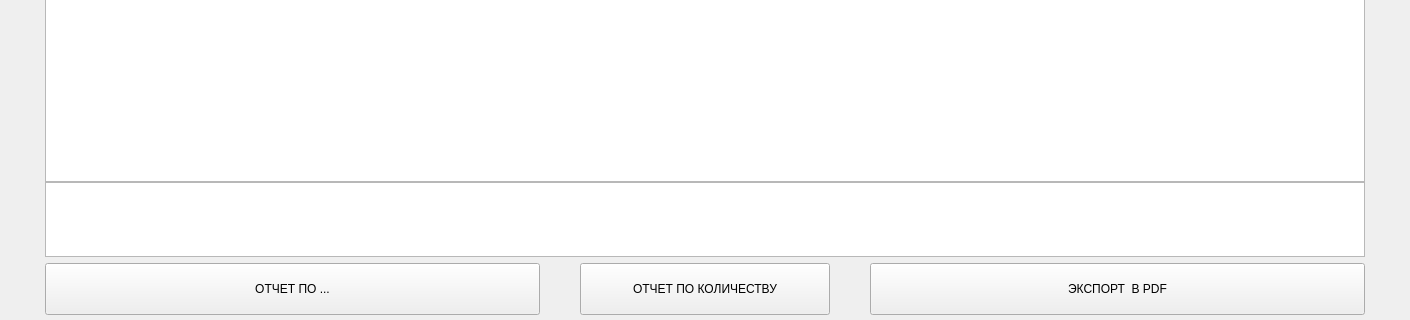
Old version of the form EcoTaxiQt/pages/generalreport.ui in the repository zhanyysh/ecotaxi; both pictures show x 0 to 1410 and y 400 to 720 of the 1410 by 720 pixel window.
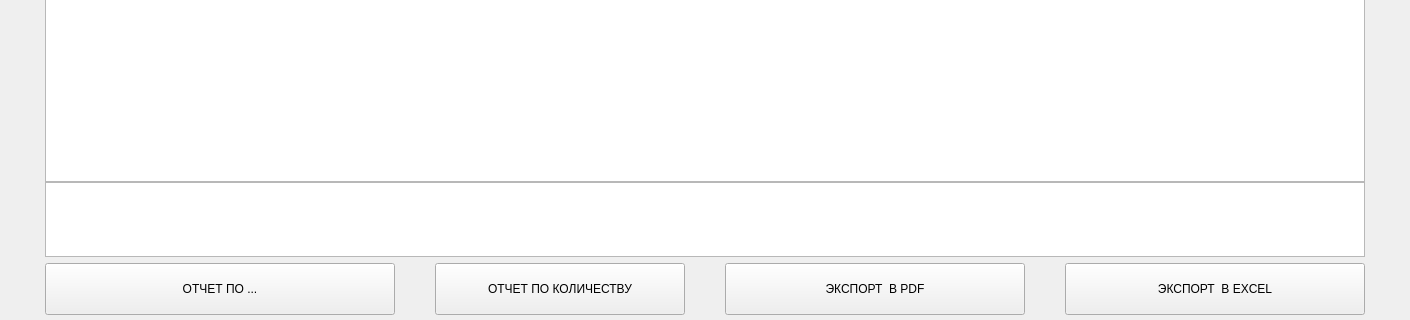
New version of the form.

Commit message: excel export ready

What changed in the file:
```diff
--- a/EcoTaxiQt/pages/generalreport.ui
+++ b/EcoTaxiQt/pages/generalreport.ui
@@ -301,6 +301,19 @@
        </property>
       </widget>
      </item>
+     <item>
+      <widget class="QPushButton" name="ToExcelButton">
+       <property name="minimumSize">
+        <size>
+         <width>200</width>
+         <height>52</height>
+        </size>
+       </property>
+       <property name="text">
+        <string>ЭКСПОРТ  В EXCEL</string>
+       </property>
+      </widget>
+     </item>
     </layout>
    </item>
   </layout>
```
The commit also changes 2 other files.
